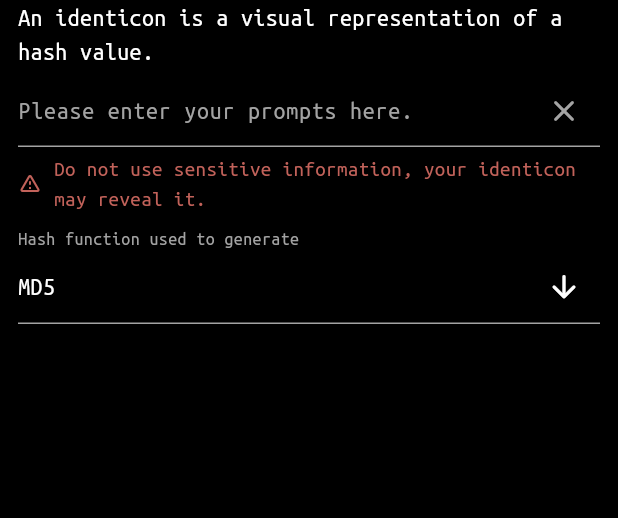
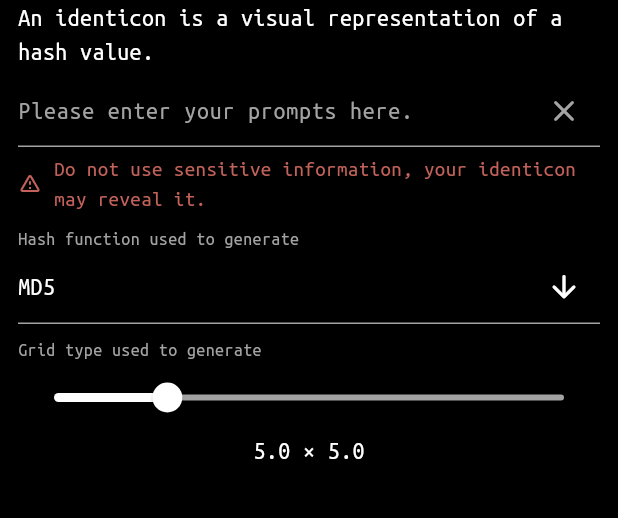
Before and after one commit to wentaoli-cn/identicon_generator, a Flutter app: the screen it shows after launch, on a phone screen of 412 x 824 dp, the part 84-602 px from its top. Run offline on Flutter 3.47's test engine with Material 3 defaults, Android fonts, the phone set to English and light mode, and no system bars; our stand-ins replace bloc, equatable, flutter_bloc, get_it, go_router, lottie.

Commit message:
Add a grid type slider to the home screen

```diff
--- a/lib/ui/res/string/intl_en.arb
+++ b/lib/ui/res/string/intl_en.arb
@@ -4,5 +4,7 @@
   "homeExplanation": "An identicon is a visual representation of a hash value.",
   "homePromptsHint": "Please enter your prompts here.",
   "homePromptsHelper": "Do not use sensitive information, your identicon may reveal it.",
-  "homeHashFunctionHelper": "Hash function used to generate"
+  "homeHashFunctionHelper": "Hash function used to generate",
+  "homeGridTypeHelper": "Grid type used to generate",
+  "homeGridTypeDescription": "{value} × {value}"
 }
--- a/lib/ui/res/string/intl_zh_Hans.arb
+++ b/lib/ui/res/string/intl_zh_Hans.arb
@@ -4,5 +4,7 @@
   "homeExplanation": "Identicon 是哈希值的一种可视化表示。",
   "homePromptsHint": "请在此处输入你的信息。",
   "homePromptsHelper": "请勿使用敏感信息, 你的 Identicon 可能会泄露它。",
-  "homeHashFunctionHelper": "用于生成的哈希算法"
+  "homeHashFunctionHelper": "用于生成的哈希算法",
+  "homeGridTypeHelper": "用于生成的网格类型",
+  "homeGridTypeDescription": "{value} × {value}"
 }
--- a/lib/ui/screens/home/bloc/home_bloc.dart
+++ b/lib/ui/screens/home/bloc/home_bloc.dart
@@ -9,6 +9,7 @@ class HomeBloc extends Bloc<HomeEvent, HomeState> {
   HomeBloc() : super(const HomeState()) {
     on<HomePromptsChanged>(_onPromptsChanged);
     on<HomeHashFunctionChanged>(_onHashFunctionChanged);
+    on<HomeGridTypeChanged>(_onGridTypeChanged);
   }
 
   Future<void> _onPromptsChanged(
@@ -30,4 +31,11 @@ class HomeBloc extends Bloc<HomeEvent, HomeState> {
   ) async {
     emit(state.copyWith(hashFunction: event.hashFunction));
   }
+
+  Future<void> _onGridTypeChanged(
+    HomeGridTypeChanged event,
+    Emitter<HomeState> emit,
+  ) async {
+    emit(state.copyWith(gridType: event.gridType));
+  }
 }
--- a/lib/ui/screens/home/bloc/home_event.dart
+++ b/lib/ui/screens/home/bloc/home_event.dart
@@ -13,3 +13,9 @@ final class HomeHashFunctionChanged extends HomeEvent {
 
   final SupportedHashFunction hashFunction;
 }
+
+final class HomeGridTypeChanged extends HomeEvent {
+  HomeGridTypeChanged({required this.gridType});
+
+  final double gridType;
+}
--- a/lib/ui/screens/home/bloc/home_state.dart
+++ b/lib/ui/screens/home/bloc/home_state.dart
@@ -4,24 +4,33 @@ final class HomeState extends Equatable {
   const HomeState({
     this.prompts = '',
     this.hashFunction = SupportedHashFunction.md5,
+    this.gridType = defaultGridType,
   });
+
+  static const gridTypeMin = 3.0;
+  static const defaultGridType = 5.0;
+  static const gridTypeMax = 12.0;
 
   final String prompts;
   final SupportedHashFunction hashFunction;
+  final double gridType;
 
   @override
   List<Object?> get props => [
         prompts,
         hashFunction,
+        gridType,
       ];
 
   HomeState copyWith({
     String? prompts,
     SupportedHashFunction? hashFunction,
+    double? gridType,
   }) =>
       HomeState(
         prompts: prompts ?? this.prompts,
         hashFunction: hashFunction ?? this.hashFunction,
+        gridType: gridType ?? this.gridType,
       );
 }
 
--- a/lib/ui/screens/home/home_screen.dart
+++ b/lib/ui/screens/home/home_screen.dart
@@ -51,6 +51,8 @@ class _Body extends StatelessWidget {
             _PromptsTextField(),
             SizedBox(height: 8.0),
             _HashFunctionPicker(),
+            SizedBox(height: 8.0),
+            _GridTypeSlider(),
             // TODO: Implement it.
           ],
         ),
--- a/lib/ui/screens/home/widget/simple.dart
+++ b/lib/ui/screens/home/widget/simple.dart
@@ -9,3 +9,71 @@ class _Explanation extends StatelessWidget {
         style: TextStylez.regular16,
       );
 }
+
+class _Slider extends StatelessWidget {
+  const _Slider({
+    required this.title,
+    required this.value,
+    required this.description,
+    required this.min,
+    required this.max,
+    this.onChange,
+  });
+
+  final String title;
+  final double value;
+  final String description;
+  final double min;
+  final double max;
+  final ValueChanged<double>? onChange;
+
+  @override
+  Widget build(BuildContext context) => Column(
+        mainAxisSize: MainAxisSize.min,
+        crossAxisAlignment: CrossAxisAlignment.start,
+        children: [
+          Text(
+            title,
+            style: TextStylez.regular12.copyWith(color: Colorz.darkGray),
+          ),
+          Slider(
+            value: value,
+            onChanged: onChange,
+            min: min,
+            max: max,
+            activeColor: Colorz.white,
+            inactiveColor: Colorz.darkGray,
+            overlayColor: const WidgetStatePropertyAll(Colorz.transparent),
+          ),
+          Row(
+            mainAxisAlignment: MainAxisAlignment.center,
+            children: [
+              Text(
+                description,
+                style: TextStylez.regular16,
+              ),
+            ],
+          ),
+        ],
+      );
+}
+
+class _GridTypeSlider extends StatelessWidget {
+  const _GridTypeSlider();
+
+  @override
+  Widget build(BuildContext context) => BlocBuilder<HomeBloc, HomeState>(
+        builder: (context, state) => _Slider(
+          title: S.current.homeGridTypeHelper,
+          value: state.gridType,
+          description: S.current.homeGridTypeDescription(state.gridType),
+          min: HomeState.gridTypeMin,
+          max: HomeState.gridTypeMax,
+          onChange: (value) {
+            context
+                .read<HomeBloc>()
+                .add(HomeGridTypeChanged(gridType: value.roundToDouble()));
+          },
+        ),
+      );
+}
```
Also changed, not shown: lib/ui/res/string/generated/intl/messages_en.dart, lib/ui/res/string/generated/intl/messages_zh_Hans.dart, lib/ui/res/string/generated/l10n.dart.
